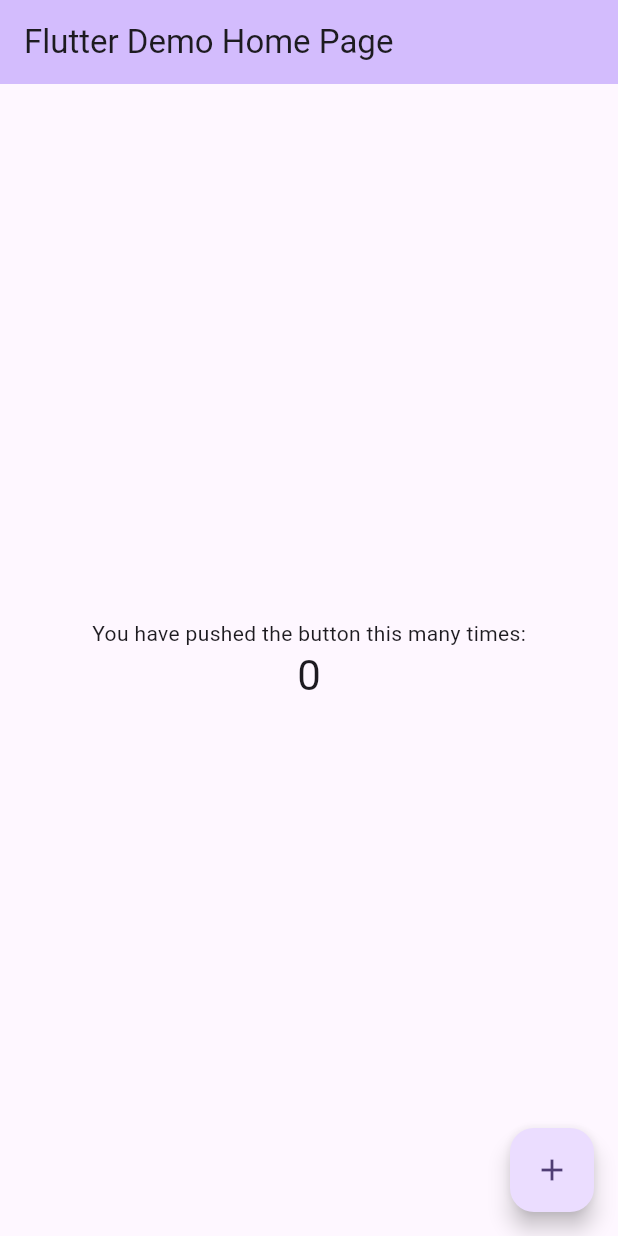
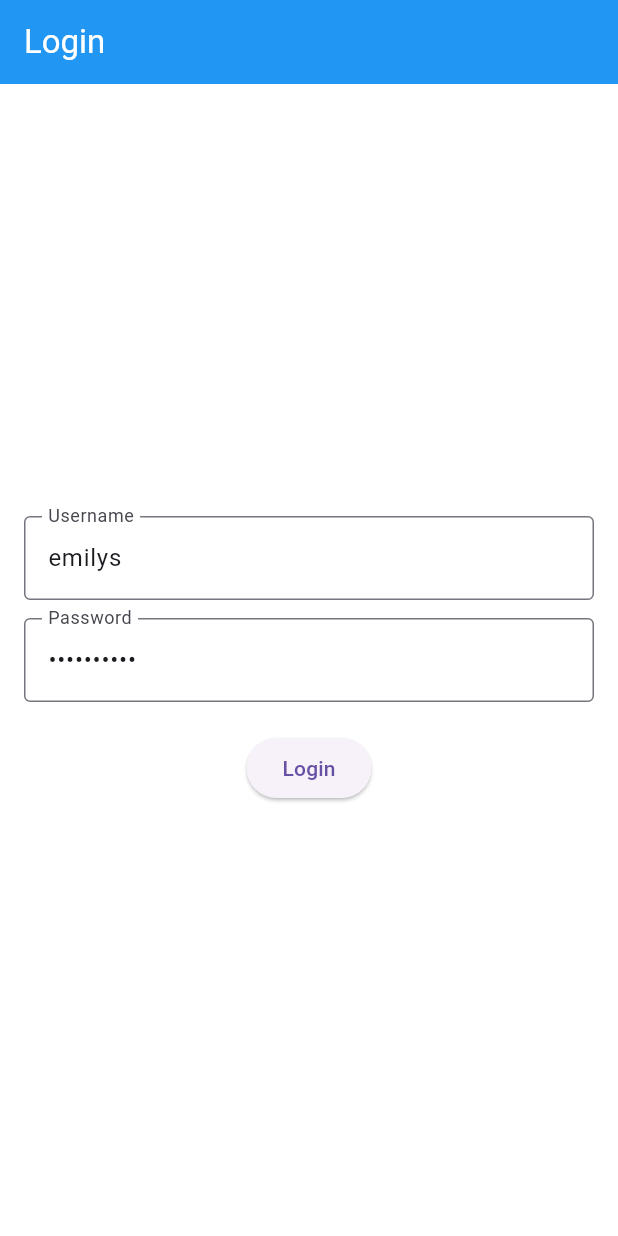
Before and after one commit to Muneef-Nk/dummyshop_flutter, a Flutter app: the screen it shows after launch, on a phone screen of 412 x 824 dp. Run offline on Flutter 3.47's test engine with Material 3 defaults, Android fonts, the phone set to English and light mode, and no system bars; our stand-ins replace shared_preferences; accounts and stored records are empty.

Commit message:
feat: login screen

```diff
--- /dev/null
+++ b/lib/features/auth/models/user_model.dart
@@ -0,0 +1,27 @@
+class UserModel {
+  final int id;
+  final String firstName;
+  final String lastName;
+  final String email;
+  final String image;
+
+  UserModel({
+    required this.id,
+    required this.firstName,
+    required this.lastName,
+    required this.email,
+    required this.image,
+  });
+
+  factory UserModel.fromJson(Map<String, dynamic> json) {
+    return UserModel(
+      id: json['id'],
+      firstName: json['firstName'] ?? '',
+      lastName: json['lastName'] ?? '',
+      email: json['email'] ?? '',
+      image: json['image'] ?? '',
+    );
+  }
+
+  String get fullName => '$firstName $lastName';
+}
--- /dev/null
+++ b/lib/features/auth/providers/auth_provider.dart
@@ -0,0 +1,54 @@
+import 'package:dummyjson/core/storage/local_storaged.dart';
+import 'package:flutter/material.dart';
+import '../models/user_model.dart';
+import '../services/auth_service.dart';
+
+class AuthProvider with ChangeNotifier {
+  final _authService = AuthService();
+
+  UserModel? _user;
+  bool _isLoading = false;
+  String? _error;
+
+  UserModel? get user => _user;
+  bool get isLoading => _isLoading;
+  String? get error => _error;
+  bool get isLoggedIn => _user != null;
+
+  Future<void> login(String username, String password) async {
+    _isLoading = true;
+    _error = null;
+    notifyListeners();
+
+    try {
+      final token = await _authService.login(username, password);
+      if (token != null) {
+        await LocalStorage.saveToken(token);
+        _user = await _authService.getUserProfile();
+      }
+    } catch (e) {
+      _error = e.toString();
+    } finally {
+      _isLoading = false;
+      notifyListeners();
+    }
+  }
+
+  Future<void> loadUser() async {
+    final token = LocalStorage.getToken();
+    if (token != null) {
+      try {
+        _user = await _authService.getUserProfile();
+      } catch (_) {
+        await LocalStorage.clear();
+      }
+    }
+    notifyListeners();
+  }
+
+  Future<void> logout() async {
+    _user = null;
+    await LocalStorage.clear();
+    notifyListeners();
+  }
+}
--- /dev/null
+++ b/lib/features/auth/screens/login_screen.dart
@@ -0,0 +1,82 @@
+import 'package:dummyjson/features/auth/providers/auth_provider.dart';
+import 'package:flutter/material.dart';
+import 'package:provider/provider.dart';
+
+class LoginScreen extends StatefulWidget {
+  const LoginScreen({super.key});
+
+  @override
+  State<LoginScreen> createState() => _LoginScreenState();
+}
+
+class _LoginScreenState extends State<LoginScreen> {
+  final _usernameCtrl = TextEditingController(text: 'emilys'); // demo user
+  final _passwordCtrl = TextEditingController(text: 'emilyspass');
+  final _formKey = GlobalKey<FormState>();
+
+  @override
+  Widget build(BuildContext context) {
+    final auth = context.watch<AuthProvider>();
+
+    return Scaffold(
+      appBar: AppBar(title: const Text('Login')),
+      body: Padding(
+        padding: const EdgeInsets.all(16),
+        child: Center(
+          child: Form(
+            key: _formKey,
+            child: Column(
+              mainAxisSize: MainAxisSize.min,
+              children: [
+                TextFormField(
+                  controller: _usernameCtrl,
+                  decoration: const InputDecoration(
+                    labelText: 'Username',
+                    border: OutlineInputBorder(),
+                  ),
+                  validator: (v) => v!.isEmpty ? 'Enter username' : null,
+                ),
+                const SizedBox(height: 12),
+                TextFormField(
+                  controller: _passwordCtrl,
+                  obscureText: true,
+                  decoration: const InputDecoration(
+                    labelText: 'Password',
+                    border: OutlineInputBorder(),
+                  ),
+                  validator: (v) => v!.isEmpty ? 'Enter password' : null,
+                ),
+                const SizedBox(height: 20),
+                auth.isLoading
+                    ? const CircularProgressIndicator()
+                    : ElevatedButton(
+                        onPressed: () async {
+                          if (_formKey.currentState!.validate()) {
+                            await auth.login(_usernameCtrl.text.trim(), _passwordCtrl.text.trim());
+
+                            if (auth.error != null) {
+                              ScaffoldMessenger.of(
+                                context,
+                              ).showSnackBar(SnackBar(content: Text(auth.error!)));
+                            } else if (auth.isLoggedIn) {
+                              //
+                            }
+                          }
+                        },
+                        child: const Text('Login'),
+                      ),
+              ],
+            ),
+          ),
+        ),
+      ),
+    );
+  }
+
+  @override
+  void dispose() {
+    _usernameCtrl.dispose();
+    _passwordCtrl.dispose();
+    super.dispose();
+  }
+}
--- a/lib/main.dart
+++ b/lib/main.dart
@@ -1,6 +1,14 @@
+import 'package:dummyjson/features/auth/providers/auth_provider.dart';
+import 'package:dummyjson/splash_screen.dart';
 import 'package:flutter/material.dart';
+import 'package:provider/provider.dart';
 
-void main() {
+import 'package:dummyjson/core/storage/local_storaged.dart';
+
+void main() async {
+  WidgetsFlutterBinding.ensureInitialized();
+  await LocalStorage.init();
+
   runApp(const MyApp());
 }
 
@@ -9,55 +17,20 @@ class MyApp extends StatelessWidget {
 
   @override
   Widget build(BuildContext context) {
-    return MaterialApp(
-      title: 'Flutter Demo',
-      theme: ThemeData(
-        colorScheme: ColorScheme.fromSeed(seedColor: Colors.deepPurple),
-        useMaterial3: true,
-      ),
-      home: const MyHomePage(title: 'Flutter Demo Home Page'),
-    );
-  }
-}
-
-class MyHomePage extends StatefulWidget {
-  const MyHomePage({super.key, required this.title});
-
-  final String title;
-
-  @override
-  State<MyHomePage> createState() => _MyHomePageState();
-}
-
-class _MyHomePageState extends State<MyHomePage> {
-  int _counter = 0;
-
-  void _incrementCounter() {
-    setState(() {
-      _counter++;
-    });
-  }
-
-  @override
-  Widget build(BuildContext context) {
-    return Scaffold(
-      appBar: AppBar(
-        backgroundColor: Theme.of(context).colorScheme.inversePrimary,
-        title: Text(widget.title),
-      ),
-      body: Center(
-        child: Column(
-          mainAxisAlignment: MainAxisAlignment.center,
-          children: <Widget>[
-            const Text('You have pushed the button this many times:'),
-            Text('$_counter', style: Theme.of(context).textTheme.headlineMedium),
-          ],
+    return MultiProvider(
+      providers: [ChangeNotifierProvider(create: (_) => AuthProvider())],
+      child: MaterialApp(
+        debugShowCheckedModeBanner: false,
+        title: 'DummyJSON App',
+        theme: ThemeData(
+          primarySwatch: Colors.blue,
+          scaffoldBackgroundColor: Colors.white,
+          appBarTheme: const AppBarTheme(
+            backgroundColor: Colors.blue,
+            foregroundColor: Colors.white,
+          ),
         ),
-      ),
-      floatingActionButton: FloatingActionButton(
-        onPressed: _incrementCounter,
-        tooltip: 'Increment',
-        child: const Icon(Icons.add),
+        home: const SplashScreen(),
       ),
     );
   }
```
Also changed, not shown: lib/features/auth/services/auth_service.dart (added, +44 -0 lines), lib/splash_screen.dart (added, +36 -0 lines).
